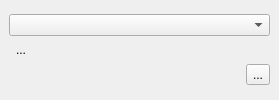
Before: the Qt Designer form plugins/textshape/dialogs/SimpleParagraphWidget.ui in KDE/krita, drawn with Qt 5.
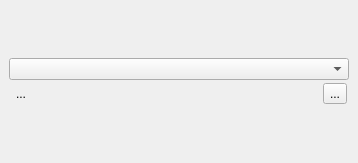
After: the same form once the commit is applied. Custom widgets are drawn as their Qt base class.

Commit message: move all buttons in the paragraph widget to the same row

```diff
--- a/plugins/textshape/dialogs/SimpleParagraphWidget.ui
+++ b/plugins/textshape/dialogs/SimpleParagraphWidget.ui
@@ -6,8 +6,8 @@
    <rect>
     <x>0</x>
     <y>0</y>
-    <width>279</width>
-    <height>100</height>
+    <width>358</width>
+    <height>163</height>
    </rect>
   </property>
   <property name="sizePolicy">
@@ -36,26 +36,29 @@
      </property>
      <layout class="QVBoxLayout" name="verticalLayout">
       <item>
-       <layout class="QGridLayout" name="gridLayout" columnstretch="0,0,0,0,0,0,0,0">
+       <layout class="QGridLayout" name="gridLayout" columnstretch="0,0,0,0,0,0,0,0,0,0,0">
         <property name="spacing">
          <number>2</number>
         </property>
-        <item row="1" column="0" colspan="8">
+        <item row="2" column="5" colspan="2">
+         <spacer name="horizontalSpacer_3">
+          <property name="orientation">
+           <enum>Qt::Horizontal</enum>
+          </property>
+          <property name="sizeType">
+           <enum>QSizePolicy::Fixed</enum>
+          </property>
+          <property name="sizeHint" stdset="0">
+           <size>
+            <width>20</width>
+            <height>20</height>
+           </size>
+          </property>
+         </spacer>
+        </item>
+        <item row="1" column="0" colspan="11">
          <widget class="StylesCombo" name="paragraphStyleCombo"/>
         </item>
-        <item row="2" column="6">
-         <spacer name="horizontalSpacer_2">
-          <property name="orientation">
-           <enum>Qt::Horizontal</enum>
-          </property>
-          <property name="sizeHint" stdset="0">
-           <size>
-            <width>100</width>
-            <height>20</height>
-           </size>
-          </property>
-         </spacer>
-        </item>
         <item row="2" column="0" colspan="2">
          <widget class="FormattingButton" name="bulletListButton">
           <property name="text">
@@ -72,15 +75,8 @@
           </property>
          </widget>
         </item>
-        <item row="3" column="7">
-         <widget class="QToolButton" name="moreOptions">
-          <property name="text">
-           <string>...</string>
-          </property>
-         </widget>
-        </item>
-        <item row="2" column="2">
-         <widget class="QToolButton" name="decreaseIndent">
+        <item row="2" column="3">
+         <widget class="QToolButton" name="increaseIndent">
           <property name="iconSize">
            <size>
             <width>16</width>
@@ -92,7 +88,7 @@
           </property>
          </widget>
         </item>
-        <item row="3" column="0" colspan="5">
+        <item row="2" column="7">
          <layout class="QHBoxLayout" name="horizontalLayout">
           <item>
            <widget class="QToolButton" name="alignLeft">
@@ -161,19 +157,6 @@
           </item>
          </layout>
         </item>
-        <item row="2" column="3">
-         <widget class="QToolButton" name="increaseIndent">
-          <property name="iconSize">
-           <size>
-            <width>16</width>
-            <height>16</height>
-           </size>
-          </property>
-          <property name="autoRaise">
-           <bool>true</bool>
-          </property>
-         </widget>
-        </item>
         <item row="2" column="4">
          <widget class="QToolButton" name="changeTextDirection">
           <property name="iconSize">
@@ -187,6 +170,39 @@
           </property>
          </widget>
         </item>
+        <item row="2" column="2">
+         <widget class="QToolButton" name="decreaseIndent">
+          <property name="iconSize">
+           <size>
+            <width>16</width>
+            <height>16</height>
+           </size>
+          </property>
+          <property name="autoRaise">
+           <bool>true</bool>
+          </property>
+         </widget>
+        </item>
+        <item row="2" column="9">
+         <widget class="QToolButton" name="moreOptions">
+          <property name="text">
+           <string>...</string>
+          </property>
+         </widget>
+        </item>
+        <item row="2" column="8">
+         <spacer name="horizontalSpacer_2">
+          <property name="orientation">
+           <enum>Qt::Horizontal</enum>
+          </property>
+          <property name="sizeHint" stdset="0">
+           <size>
+            <width>100</width>
+            <height>20</height>
+           </size>
+          </property>
+         </spacer>
+        </item>
        </layout>
       </item>
      </layout>
```
